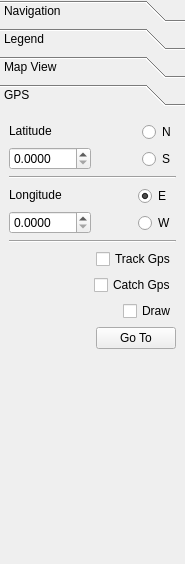
Before: the Qt Designer form src/lib/MarbleControlBox.ui in KDE/marble, drawn with Qt 5.
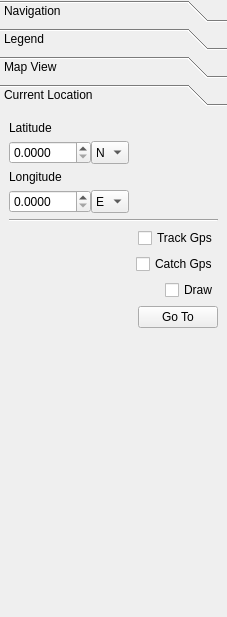
After: the same form once the commit is applied. The open tabs and pages were chosen to show the change. Icons and pictures are not drawn. Custom widgets are drawn as their Qt base class.

Commit message:
- Redo for the GPS tab (Now called "Current Location") - Disabling that widget as it's meant to be offered just for a particular use case where Marble is meant to provide a dialog
Sorry Andrew - I needed these changes immediately
for a presentation yesterday.

```diff
--- a/src/lib/MarbleControlBox.ui
+++ b/src/lib/MarbleControlBox.ui
@@ -5,8 +5,8 @@
    <rect>
     <x>0</x>
     <y>0</y>
-    <width>185</width>
-    <height>564</height>
+    <width>227</width>
+    <height>617</height>
    </rect>
   </property>
   <property name="sizePolicy" >
@@ -40,7 +40,7 @@
     <number>0</number>
    </property>
    <property name="spacing" >
-    <number>6</number>
+    <number>0</number>
    </property>
    <item>
     <widget class="QToolBox" name="toolBox" >
@@ -488,9 +488,17 @@
        </item>
       </layout>
      </widget>
-     <widget class="QWidget" name="gpsOption" >
+     <widget class="QWidget" name="CurrentLocationTab" >
+      <property name="geometry" >
+       <rect>
+        <x>0</x>
+        <y>0</y>
+        <width>227</width>
+        <height>493</height>
+       </rect>
+      </property>
       <attribute name="label" >
-       <string>GPS</string>
+       <string>Current Location</string>
       </attribute>
       <layout class="QVBoxLayout" >
        <property name="margin" >
@@ -500,30 +508,21 @@
         <number>6</number>
        </property>
        <item>
-        <layout class="QVBoxLayout" >
-         <property name="margin" >
-          <number>0</number>
+        <widget class="QFrame" name="currentLocationFrame" >
+         <property name="sizePolicy" >
+          <sizepolicy>
+           <hsizetype>5</hsizetype>
+           <vsizetype>3</vsizetype>
+           <horstretch>0</horstretch>
+           <verstretch>0</verstretch>
+          </sizepolicy>
          </property>
-         <property name="spacing" >
-          <number>6</number>
+         <property name="frameShape" >
+          <enum>QFrame::NoFrame</enum>
          </property>
-         <item>
-          <layout class="QVBoxLayout" >
-           <property name="margin" >
-            <number>0</number>
-           </property>
-           <property name="spacing" >
-            <number>6</number>
-           </property>
-           <item>
-            <layout class="QHBoxLayout" >
-             <property name="margin" >
-              <number>0</number>
-             </property>
-             <property name="spacing" >
-              <number>6</number>
-             </property>
-             <item>
+         <property name="frameShadow" >
+          <enum>QFrame::Raised</enum>
+         </property>
               <layout class="QVBoxLayout" >
                <property name="margin" >
                 <number>0</number>
@@ -539,7 +538,15 @@
                 </widget>
                </item>
                <item>
-                <widget class="QDoubleSpinBox" name="m_latSpin" >
+           <layout class="QHBoxLayout" >
+            <property name="margin" >
+             <number>0</number>
+            </property>
+            <property name="spacing" >
+             <number>0</number>
+            </property>
+            <item>
+             <widget class="QDoubleSpinBox" name="m_latSpinBox" >
                  <property name="minimumSize" >
                   <size>
                    <width>82</width>
@@ -554,73 +561,49 @@
                  </property>
                 </widget>
                </item>
-              </layout>
-             </item>
              <item>
-              <spacer>
-               <property name="orientation" >
-                <enum>Qt::Horizontal</enum>
-               </property>
-               <property name="sizeHint" >
-                <size>
-                 <width>16</width>
-                 <height>49</height>
-                </size>
-               </property>
-              </spacer>
-             </item>
-             <item>
-              <layout class="QVBoxLayout" >
-               <property name="margin" >
-                <number>0</number>
-               </property>
-               <property name="spacing" >
-                <number>6</number>
-               </property>
+             <widget class="QComboBox" name="m_latComboBox" >
+              <property name="sizePolicy" >
+               <sizepolicy>
+                <hsizetype>0</hsizetype>
+                <vsizetype>5</vsizetype>
+                <horstretch>0</horstretch>
+                <verstretch>0</verstretch>
+               </sizepolicy>
+              </property>
+              <property name="sizeAdjustPolicy" >
+               <enum>QComboBox::AdjustToMinimumContentsLength</enum>
+              </property>
+              <property name="minimumContentsLength" >
+               <number>1</number>
+              </property>
                <item>
-                <widget class="QRadioButton" name="m_nRadio" >
                  <property name="text" >
                   <string>N</string>
                  </property>
-                 <property name="checked" >
-                  <bool>true</bool>
-                 </property>
-                </widget>
                </item>
                <item>
-                <widget class="QRadioButton" name="m_sRadio" >
                  <property name="text" >
                   <string>S</string>
                  </property>
-                </widget>
-               </item>
-              </layout>
-             </item>
-            </layout>
-           </item>
+              </item>
+             </widget>
+            </item>
            <item>
-            <widget class="Line" name="line" >
+             <spacer>
              <property name="orientation" >
               <enum>Qt::Horizontal</enum>
              </property>
-            </widget>
-           </item>
-           <item>
-            <layout class="QHBoxLayout" >
-             <property name="margin" >
-              <number>0</number>
-             </property>
-             <property name="spacing" >
-              <number>6</number>
-             </property>
-             <item>
-              <layout class="QVBoxLayout" >
-               <property name="margin" >
-                <number>0</number>
-               </property>
-               <property name="spacing" >
-                <number>6</number>
-               </property>
+              <property name="sizeHint" >
+               <size>
+                <width>0</width>
+                <height>20</height>
+               </size>
+              </property>
+             </spacer>
+            </item>
+           </layout>
+          </item>
                <item>
                 <widget class="QLabel" name="m_lonLabel" >
                  <property name="text" >
@@ -629,7 +612,15 @@
                 </widget>
                </item>
                <item>
-                <widget class="QDoubleSpinBox" name="m_lonSpin" >
+           <layout class="QHBoxLayout" >
+            <property name="margin" >
+             <number>0</number>
+            </property>
+            <property name="spacing" >
+             <number>0</number>
+            </property>
+            <item>
+             <widget class="QDoubleSpinBox" name="m_lonSpinBox" >
                  <property name="minimumSize" >
                   <size>
                    <width>82</width>
@@ -640,53 +631,50 @@
                   <number>4</number>
                  </property>
                  <property name="maximum" >
-                  <double>180.000000000000000</double>
+               <double>90.000000000000000</double>
                  </property>
                 </widget>
                </item>
-              </layout>
-             </item>
              <item>
-              <spacer>
-               <property name="orientation" >
-                <enum>Qt::Horizontal</enum>
-               </property>
-               <property name="sizeHint" >
-                <size>
-                 <width>16</width>
-                 <height>49</height>
-                </size>
-               </property>
-              </spacer>
-             </item>
-             <item>
-              <layout class="QVBoxLayout" >
-               <property name="margin" >
-                <number>0</number>
-               </property>
-               <property name="spacing" >
-                <number>6</number>
-               </property>
+             <widget class="QComboBox" name="m_lonComboBox" >
+              <property name="sizePolicy" >
+               <sizepolicy>
+                <hsizetype>0</hsizetype>
+                <vsizetype>5</vsizetype>
+                <horstretch>0</horstretch>
+                <verstretch>0</verstretch>
+               </sizepolicy>
+              </property>
+              <property name="sizeAdjustPolicy" >
+               <enum>QComboBox::AdjustToMinimumContentsLength</enum>
+              </property>
+              <property name="minimumContentsLength" >
+               <number>1</number>
+              </property>
                <item>
-                <widget class="QRadioButton" name="m_eRadio" >
                  <property name="text" >
                   <string>E</string>
                  </property>
-                 <property name="checked" >
-                  <bool>true</bool>
-                 </property>
-                </widget>
                </item>
                <item>
-                <widget class="QRadioButton" name="m_wRadio" >
                  <property name="text" >
                   <string>W</string>
                  </property>
-                </widget>
-               </item>
-              </layout>
-             </item>
-            </layout>
+              </item>
+             </widget>
+            </item>
+            <item>
+             <spacer>
+              <property name="orientation" >
+               <enum>Qt::Horizontal</enum>
+              </property>
+              <property name="sizeHint" >
+               <size>
+                <width>0</width>
+                <height>20</height>
+               </size>
+              </property>
+             </spacer>
            </item>
           </layout>
          </item>
@@ -833,8 +821,6 @@
            </item>
           </layout>
          </item>
-        </layout>
-       </item>
        <item>
         <spacer>
          <property name="orientation" >
@@ -843,10 +829,13 @@
          <property name="sizeHint" >
           <size>
            <width>20</width>
-           <height>40</height>
+              <height>0</height>
           </size>
          </property>
         </spacer>
+          </item>
+         </layout>
+        </widget>
        </item>
       </layout>
      </widget>
```
Left out of the diff: 37 changed lines with no effect on the pictures. Lines whose indentation alone changed are shown as unchanged. The commit also changes 11 other files.
